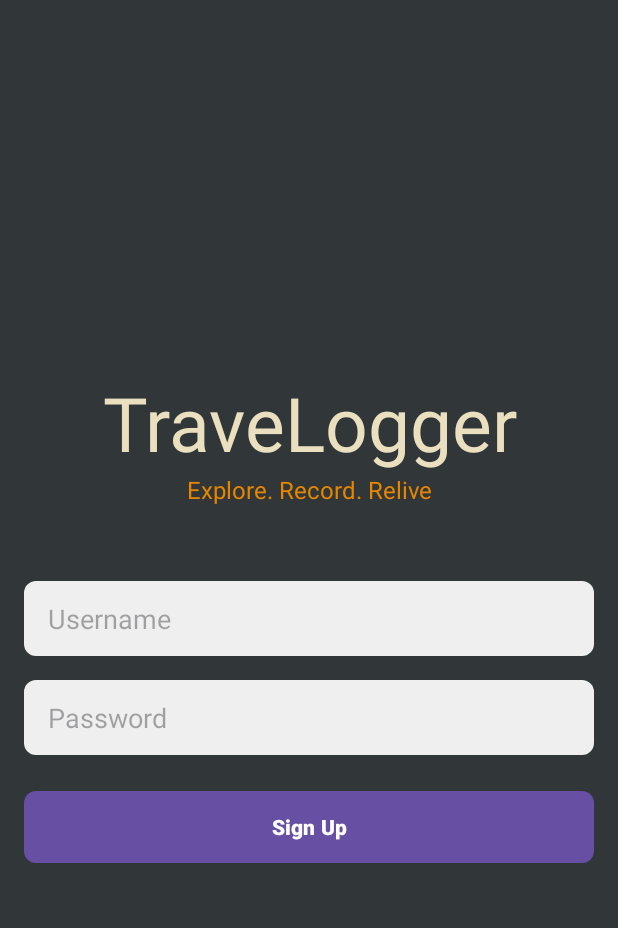
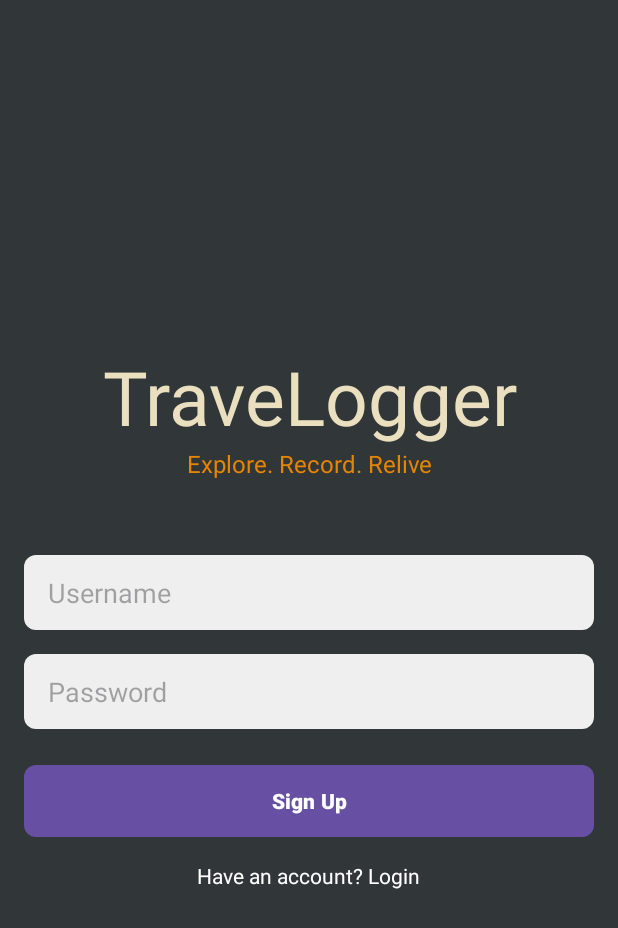
Before and after one commit to MichaelTj02/IAT359_Final_Project, an Android app: the SignupActivity screen opened directly, with no data from a screen before it, on a phone screen of 412 x 824 dp. Shown: the top 928 px of the screen. Run offline under Robolectric (Android 15) with nearby library versions, the light colour scheme and no system bars.

Commit message:
ui updates and add comments to code lines

```diff
--- a/app/src/main/java/com/example/iat359_final_project/Constants.java
+++ b/app/src/main/java/com/example/iat359_final_project/Constants.java
@@ -1,6 +1,7 @@
 package com.example.iat359_final_project;
 
 public class Constants {
+    // constants class for database
     public static final String DATABASE_NAME = "travel_logs.db";
     public static final String TABLE_NAME = "sessions_log";
     public static final String UID = "_id";
--- a/app/src/main/java/com/example/iat359_final_project/CustomAdapter.java
+++ b/app/src/main/java/com/example/iat359_final_project/CustomAdapter.java
@@ -45,7 +45,7 @@ public class CustomAdapter extends RecyclerView.Adapter<CustomAdapter.MyViewHold
     @Override
     public int getItemCount() {
         return list.size();
-    }
+    } // get amount of item available in the view
 
     public class MyViewHolder extends RecyclerView.ViewHolder {
 
@@ -98,6 +98,7 @@ public class CustomAdapter extends RecyclerView.Adapter<CustomAdapter.MyViewHold
     }
 
     public void updateDataSet(ArrayList<String> newList) {
+        // update database when item is deleted
         list.clear();
         list.addAll(newList);
         notifyDataSetChanged();
--- a/app/src/main/java/com/example/iat359_final_project/SignupActivity.java
+++ b/app/src/main/java/com/example/iat359_final_project/SignupActivity.java
@@ -8,10 +8,13 @@ import android.os.Bundle;
 import android.view.View;
 import android.widget.Button;
 import android.widget.EditText;
+import android.widget.TextView;
+
 import androidx.appcompat.app.AppCompatActivity;
 
 public class SignupActivity extends AppCompatActivity  {
     private EditText usernameEditText, passwordEditText;
+    private TextView loginText;
     private SharedPreferences sharedPreferences;
     public static final String DEFAULT = "not available";
 
@@ -37,9 +40,17 @@ public class SignupActivity extends AppCompatActivity  {
 
         Button signupButton = findViewById(R.id.signupButton);
         signupButton.setOnClickListener(v -> signUpUser());
+
+        // clickable login text if user have an account already
+        loginText = findViewById(R.id.loginText);
+        loginText.setOnClickListener(v -> {
+            // Start the LoginActivity when the text is clicked
+            Intent loginIntent = new Intent(SignupActivity.this, LoginActivity.class);
+            startActivity(loginIntent);
+        });
     }
 
-    private void signUpUser() {
+    private void signUpUser() { // method to save the entered username and password to shared prefs
         SharedPreferences sharedPrefs = getSharedPreferences("MyData", Context.MODE_PRIVATE);
         SharedPreferences.Editor editor = sharedPrefs.edit();
         editor.putString("username", usernameEditText.getText().toString());
--- a/app/src/main/java/com/example/iat359_final_project/StepCounterActivity.java
+++ b/app/src/main/java/com/example/iat359_final_project/StepCounterActivity.java
@@ -103,7 +103,7 @@ public class StepCounterActivity extends AppCompatActivity implements SensorEven
                         }
                         // Calculate current steps since the button was pressed
                         int currentSteps = (int) event.values[0] - stepOffset;
-                        stepCounterTextView.setText("Steps: " + currentSteps);
+                        stepCounterTextView.setText("Step Count: " + currentSteps + " " + "steps");
                         totalSteps = currentSteps;
                     }
                 }
--- a/app/src/main/res/layout/activity_main.xml
+++ b/app/src/main/res/layout/activity_main.xml
@@ -49,7 +49,7 @@
             android:scaleType="fitCenter"
             android:layout_columnWeight="1"
             android:layout_rowWeight="1"
-            android:layout_gravity="fill"/>
+            android:layout_gravity="fill" />
 
         <!-- View Map ImageButton -->
         <ImageButton
--- a/app/src/main/res/layout/activity_signup.xml
+++ b/app/src/main/res/layout/activity_signup.xml
@@ -55,4 +55,13 @@
         android:textStyle="bold"
         android:textColor="#FFFFFF" />
 
+    <TextView
+        android:id="@+id/loginText"
+        android:layout_width="wrap_content"
+        android:layout_height="wrap_content"
+        android:layout_marginTop="16dp"
+        android:layout_gravity="center"
+        android:text="Have an account? Login"
+        android:textColor="#FFFFFF" />
+
 </LinearLayout>
```
Also changed, not shown: app/src/main/java/com/example/iat359_final_project/ViewLogsActivity.java (+6 -13 lines), app/src/main/res/layout/activity_step_counter.xml (+30 -13 lines).
